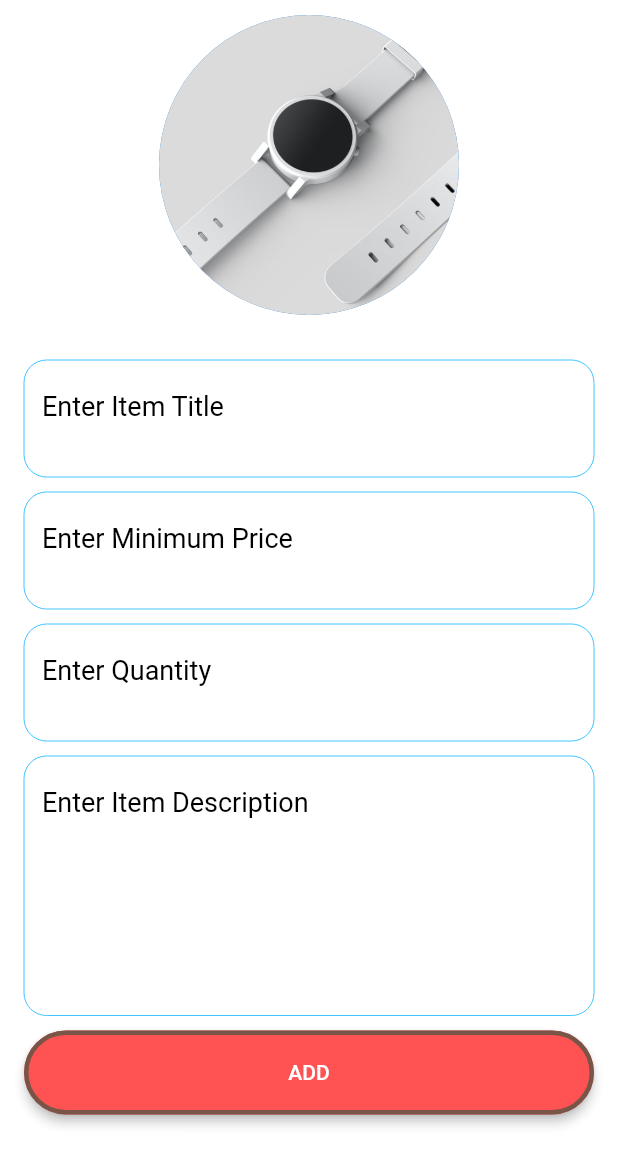
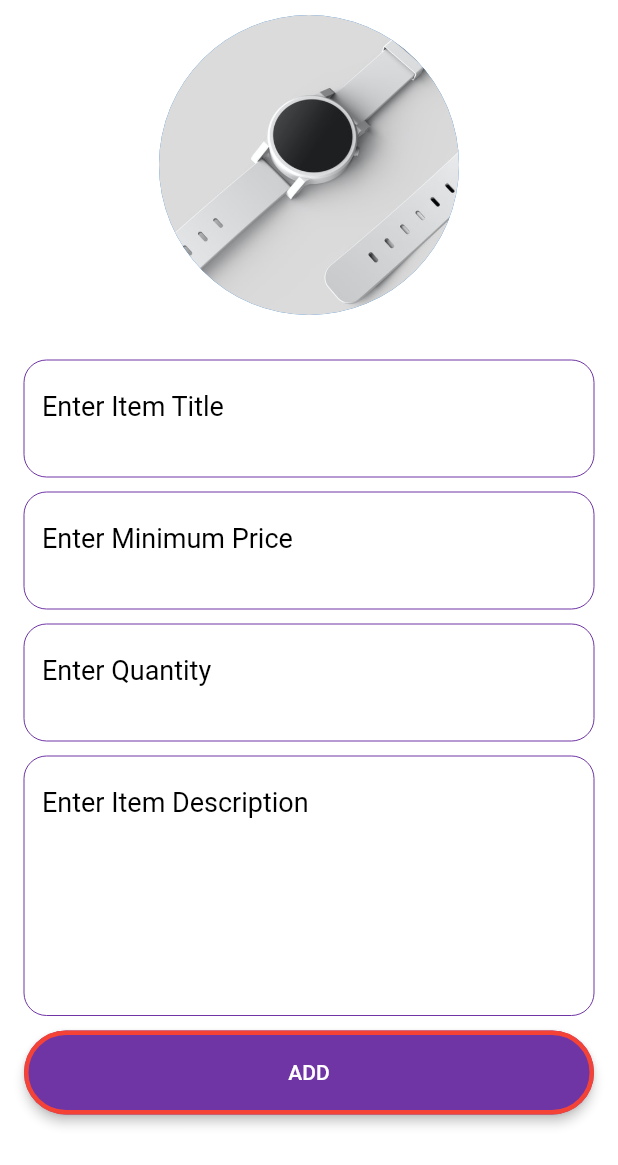
Before and after one commit to Enam1997/auction_app, a Flutter app: the AddProoductScreen screen opened directly, on a phone screen of 412 x 824 dp. Shown: the top 1165 px of the screen. Run offline on Flutter 3.47's test engine with Material 2 defaults, Android fonts, the phone set to English and light mode, and no system bars; our stand-ins replace cloud_firestore, firebase_auth, firebase_core, flutter_svg, google_sign_in; accounts and stored records are empty.

Commit message:
Update addproduct_screen.dart

```diff
--- a/lib/Screen/AddProductForm/addproduct_screen.dart
+++ b/lib/Screen/AddProductForm/addproduct_screen.dart
@@ -76,6 +76,7 @@ class _AddProoductScreenState extends State<AddProoductScreen> {
                     TextFormField(
                       maxLines: 5,
                       minLines: 2,
+                      cursorColor: kPrimaryColor,
                       style: TextStyle(
                           color: textColor1
                       ),
@@ -98,7 +99,7 @@ class _AddProoductScreenState extends State<AddProoductScreen> {
                           ),
                           enabledBorder: const OutlineInputBorder(
                             // width: 0.0 produces a thin "hairline" border
-                            borderSide: const BorderSide(color: Colors.lightBlueAccent, width: 0.0,),
+                            borderSide: const BorderSide(color: kPrimaryColor, width: 0.0,),
                             borderRadius: BorderRadius.all(Radius.circular(15.0),),
                           ),
                           border: OutlineInputBorder(
@@ -138,7 +139,7 @@ class _AddProoductScreenState extends State<AddProoductScreen> {
                           ),
                           enabledBorder: const OutlineInputBorder(
                             // width: 0.0 produces a thin "hairline" border
-                            borderSide: const BorderSide(color: Colors.lightBlueAccent, width: 0.0,),
+                            borderSide: const BorderSide(color: kPrimaryColor, width: 0.0,),
                             borderRadius: BorderRadius.all(Radius.circular(15.0),),
                           ),
                           border: OutlineInputBorder(
@@ -171,7 +172,7 @@ class _AddProoductScreenState extends State<AddProoductScreen> {
                           ),
                           enabledBorder: const OutlineInputBorder(
                             // width: 0.0 produces a thin "hairline" border
-                            borderSide: const BorderSide(color: Colors.lightBlueAccent, width: 0.0,),
+                            borderSide: const BorderSide(color: kPrimaryColor, width: 0.0,),
                             borderRadius: BorderRadius.all(Radius.circular(15.0),),
                           ),
                           border: OutlineInputBorder(
@@ -205,7 +206,7 @@ class _AddProoductScreenState extends State<AddProoductScreen> {
                           ),
                           enabledBorder: const OutlineInputBorder(
                             // width: 0.0 produces a thin "hairline" border
-                            borderSide: const BorderSide(color: Colors.lightBlueAccent, width: 0.0,),
+                            borderSide: const BorderSide(color: kPrimaryColor, width: 0.0,),
                             borderRadius: BorderRadius.all(Radius.circular(15.0),),
                           ),
                           border: OutlineInputBorder(
@@ -216,8 +217,8 @@ class _AddProoductScreenState extends State<AddProoductScreen> {
                     SizedBox(height: 10,),
                     ElevatedButton(
                         style: ElevatedButton.styleFrom(
-                            primary: Colors.redAccent,
-                            side: BorderSide(width:3, color:Colors.brown),
+                            primary: kPrimaryColor,
+                            side: BorderSide(width:3, color:Colors.red),
                             elevation: 3,
                             padding: EdgeInsets.all(20),
                             shape: RoundedRectangleBorder(
```
